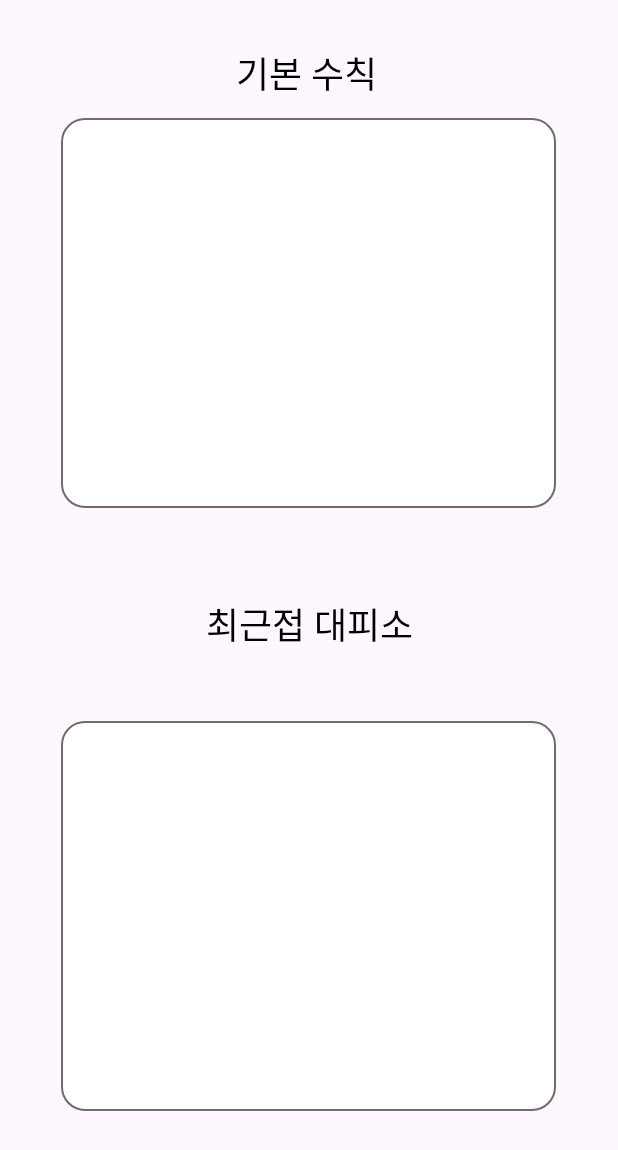
After one commit to Beacon-2023/Beacon-frontend, an Android app: the layout activity_view_guild_line.xml on its own in the app's theme, with its tools: preview values and no code run, on a phone screen of 412 x 824 dp. The commit adds this screen. Shown: the top 1150 px of the screen. Run offline under Robolectric (Android 15) with nearby library versions, the phone set to English and light mode, and no system bars.

Commit message:
[ADD] 가이드라인 보기
메인 화면에서 상단 클릭 시.

```diff
--- /dev/null
+++ b/app/src/main/res/layout/activity_view_guild_line.xml
@@ -0,0 +1,69 @@
+<?xml version="1.0" encoding="utf-8"?>
+<androidx.constraintlayout.widget.ConstraintLayout
+    xmlns:app="http://schemas.android.com/apk/res-auto"
+    xmlns:android="http://schemas.android.com/apk/res/android"
+    xmlns:tools="http://schemas.android.com/tools"
+    android:layout_width="match_parent"
+    android:layout_height="match_parent"
+    tools:context=".settings.guildLine.viewGuildLineActivity">
+
+
+    <TextView
+        android:id="@+id/txt_messagePhrase1"
+        android:layout_width="wrap_content"
+        android:layout_height="wrap_content"
+        android:layout_marginStart="68dp"
+        android:fontFamily="@font/fontmedium"
+        android:text="기본 수칙"
+        android:textColor="@color/black"
+        android:textSize="24dp"
+        app:layout_constraintBottom_toBottomOf="parent"
+        app:layout_constraintEnd_toEndOf="parent"
+        app:layout_constraintHorizontal_bias="0.358"
+        app:layout_constraintStart_toStartOf="parent"
+        app:layout_constraintTop_toTopOf="parent"
+        app:layout_constraintVertical_bias="0.039" />
+
+    <TextView
+        android:id="@+id/textView2"
+        android:layout_width="330dp"
+        android:layout_height="260dp"
+        android:layout_marginTop="12dp"
+        android:background="@drawable/border_radius_blank"
+        android:padding="12dp"
+        app:layout_constraintBottom_toBottomOf="parent"
+        app:layout_constraintEnd_toEndOf="parent"
+        app:layout_constraintHorizontal_bias="0.493"
+        app:layout_constraintStart_toStartOf="parent"
+        app:layout_constraintTop_toBottomOf="@+id/txt_messagePhrase1"
+        app:layout_constraintVertical_bias="0.0" />
+
+    <TextView
+        android:id="@+id/textView"
+        android:layout_width="wrap_content"
+        android:layout_height="wrap_content"
+        android:layout_marginTop="24dp"
+        android:fontFamily="@font/fontmedium"
+        android:text="최근접 대피소"
+        android:textColor="@color/black"
+        android:textSize="24dp"
+        app:layout_constraintBottom_toTopOf="@+id/textView3"
+        app:layout_constraintEnd_toEndOf="parent"
+        app:layout_constraintStart_toStartOf="parent"
+        app:layout_constraintTop_toBottomOf="@+id/textView2" />
+
+    <TextView
+        android:id="@+id/textView3"
+        android:layout_width="330dp"
+        android:layout_height="260dp"
+        android:layout_marginTop="12dp"
+        android:layout_marginBottom="48dp"
+        android:background="@drawable/border_radius_blank"
+        android:padding="12dp"
+        app:layout_constraintBottom_toBottomOf="parent"
+        app:layout_constraintEnd_toEndOf="parent"
+        app:layout_constraintHorizontal_bias="0.493"
+        app:layout_constraintStart_toStartOf="parent"
+        app:layout_constraintTop_toBottomOf="@+id/textView" />
+
+</androidx.constraintlayout.widget.ConstraintLayout>
```
Also changed, not shown: app/src/main/res/layout/activity_set_guild_line.xml (+7 -48 lines), app/src/main/res/layout/fragment_main.xml (+20 -4 lines).
